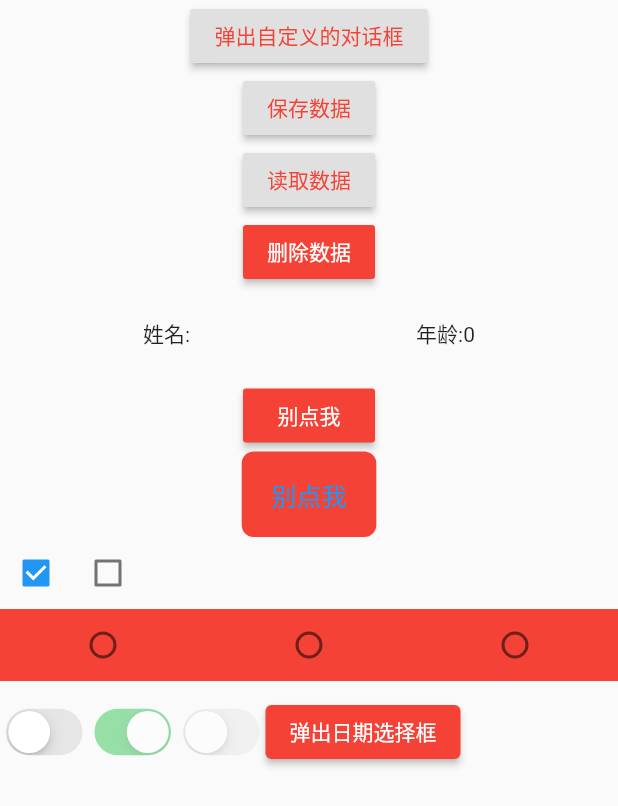
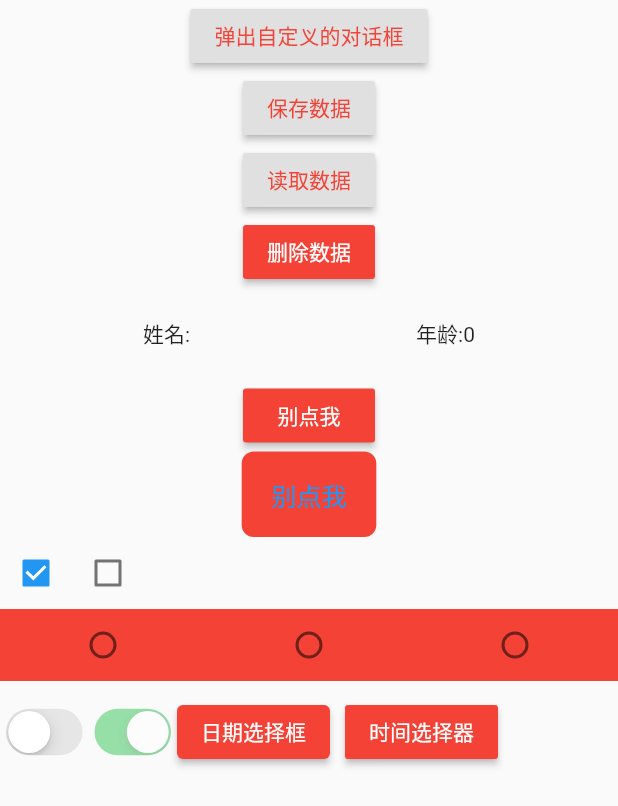
Before and after one commit to heiseyoumo/flutter_changyou, a Flutter app: the FeedbackContent widget shown alone on an empty page, opened directly, on a phone screen of 412 x 824 dp. Shown: the top 806 px of the screen. Run offline on Flutter 3.47's test engine with Material 2 defaults, Android fonts, the phone set to English and light mode, and no system bars; our stand-ins replace shared_preferences; accounts and stored records are empty; network calls fail.

Commit message:
flutter中常见的组件

```diff
--- a/lib/feedback_page.dart
+++ b/lib/feedback_page.dart
@@ -217,9 +217,6 @@ class _FeedbackContent extends State<FeedbackContent> {
                 CupertinoSwitch(
                   value: true,
                 ),
-                CupertinoSwitch(
-                  value: false,
-                ),
                 MaterialButton(
                   onPressed: () {
                     showDatePicker(
@@ -250,7 +247,7 @@ class _FeedbackContent extends State<FeedbackContent> {
                   },
                   color: Colors.red,
                   child: Text(
-                    "弹出日期选择框",
+                    "日期选择框",
                     style: TextStyle(
                       fontSize: 14,
                       color: Colors.white,
@@ -258,6 +255,25 @@ class _FeedbackContent extends State<FeedbackContent> {
                   ),
                   shape: RoundedRectangleBorder(
                     borderRadius: BorderRadius.all(Radius.circular(4)),
+                  ),
+                ),
+                Container(
+                  margin: EdgeInsets.fromLTRB(10, 0, 0, 0),
+                  child: MaterialButton(
+                    color: Colors.red,
+                    onPressed: () {
+                      showTimePicker(
+                        context: context,
+                        initialTime: TimeOfDay.now(),
+                      ).then((timeOfDay) {
+                        print(
+                            "小小时小时小时小时小时小时时:${timeOfDay.hour},分钟分钟分钟分钟分钟分钟:${timeOfDay.minute}");
+                      });
+                    },
+                    child: Text(
+                      "时间选择器",
+                      style: TextStyle(fontSize: 14, color: Colors.white),
+                    ),
                   ),
                 ),
               ],
```
